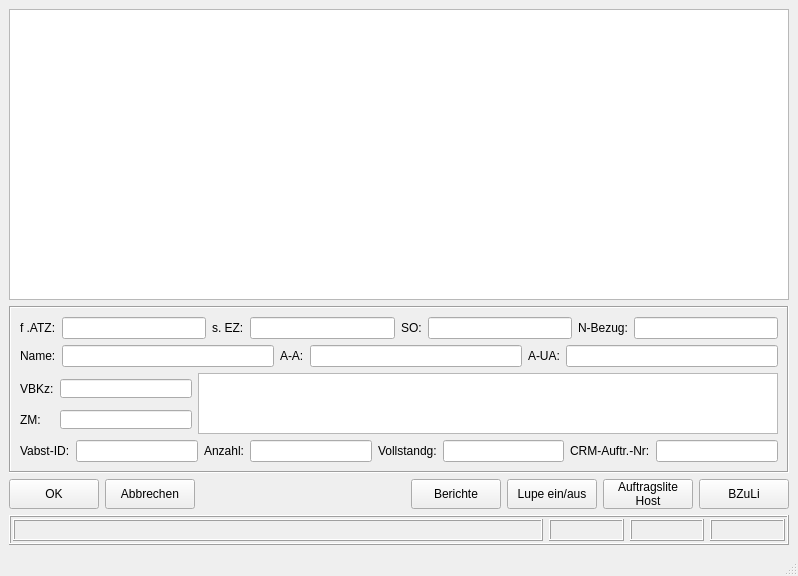
This is Smile/UI/auftragsliste.ui in DenisReznikov/Smile as Qt 5 draws it before an edit. The edited form follows.
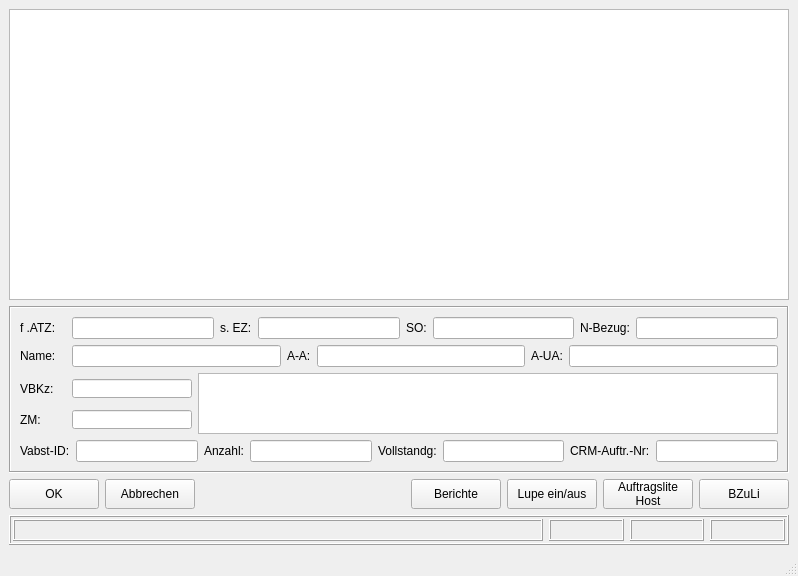
This is the edited form.

Commit message: "try" change ui to or monitors with different resolutions

```diff
--- a/Smile/UI/auftragsliste.ui
+++ b/Smile/UI/auftragsliste.ui
@@ -83,6 +83,12 @@
         <layout class="QHBoxLayout" name="horizontalLayout">
          <item>
           <widget class="QLabel" name="label">
+           <property name="minimumSize">
+            <size>
+             <width>46</width>
+             <height>0</height>
+            </size>
+           </property>
            <property name="text">
             <string>f .ATZ:</string>
            </property>
@@ -127,6 +133,12 @@
         <layout class="QHBoxLayout" name="horizontalLayout_4">
          <item>
           <widget class="QLabel" name="label_2">
+           <property name="minimumSize">
+            <size>
+             <width>46</width>
+             <height>0</height>
+            </size>
+           </property>
            <property name="text">
             <string>Name:</string>
            </property>
@@ -184,6 +196,12 @@
            </item>
            <item row="1" column="0">
             <widget class="QLabel" name="label_3">
+             <property name="minimumSize">
+              <size>
+               <width>46</width>
+               <height>0</height>
+              </size>
+             </property>
              <property name="text">
               <string>VBKz:</string>
              </property>
@@ -207,6 +225,12 @@
            </item>
            <item row="3" column="0">
             <widget class="QLabel" name="label_4">
+             <property name="minimumSize">
+              <size>
+               <width>46</width>
+               <height>0</height>
+              </size>
+             </property>
              <property name="text">
               <string>ZM:</string>
              </property>
```
The commit also changes 4 other files.
